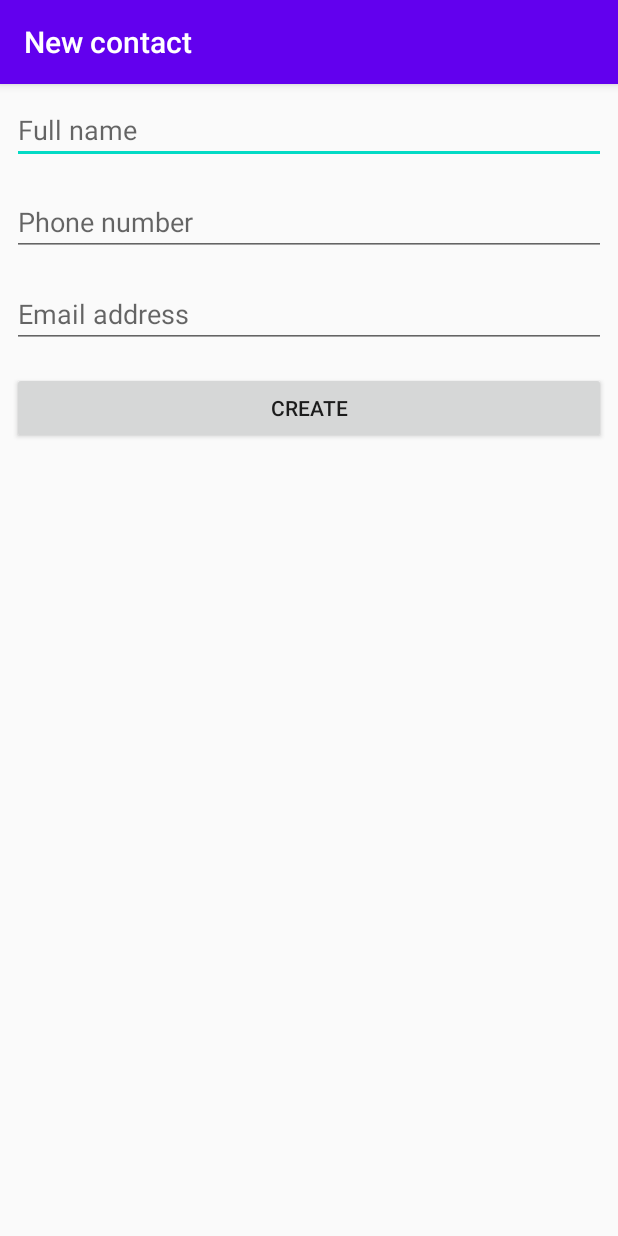
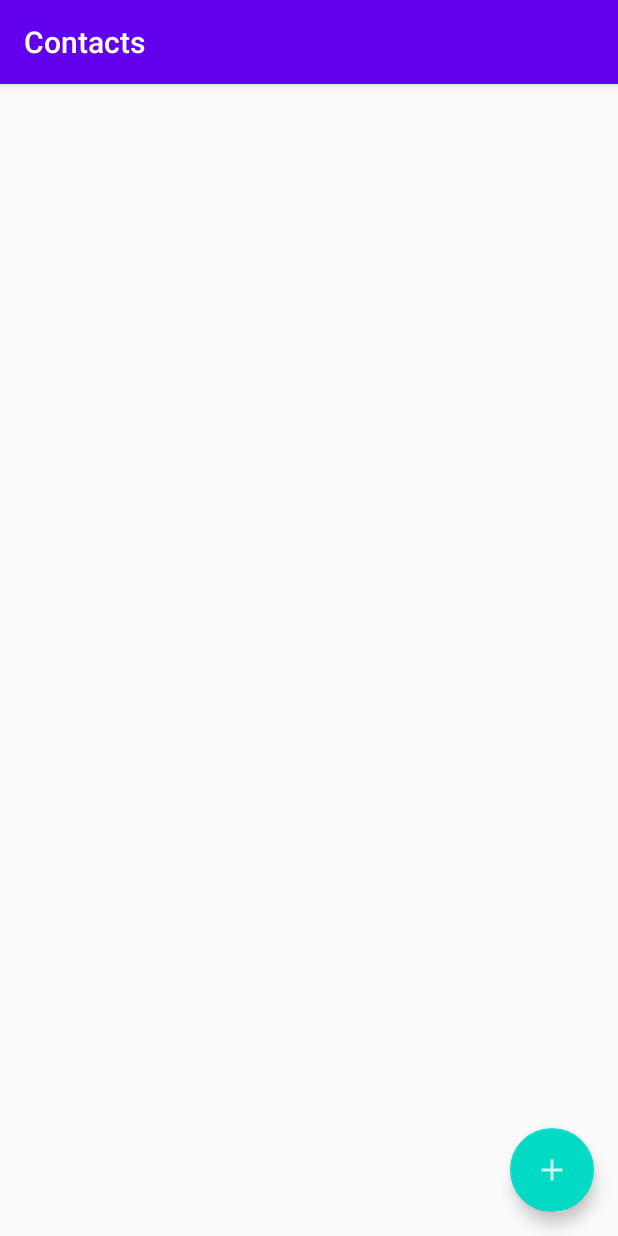
Before and after one commit to afonsodemori/study-java-contacts, an Android app: the screen it shows after launch (ContactCreateActivity before the commit, ContactsListActivity after it), on a phone screen of 412 x 824 dp. Run offline under Robolectric (Android 15) with nearby library versions, the phone set to English and light mode, and no system bars.

Commit message:
Finish creating Contact functionality and fix Activities flow

```diff
--- a/app/src/main/java/dev/afonso/contacts/ui/ContactCreateActivity.java
+++ b/app/src/main/java/dev/afonso/contacts/ui/ContactCreateActivity.java
@@ -1,6 +1,5 @@
 package dev.afonso.contacts.ui;
 
-import android.content.Intent;
 import android.os.Bundle;
 import android.view.View;
 import android.widget.Button;
@@ -32,10 +31,7 @@ public class ContactCreateActivity extends AppCompatActivity {
 
                 ContactDAO.save(contact);
 
-                startActivity(new Intent(
-                        ContactCreateActivity.this,
-                        ContactsListActivity.class
-                ));
+                finish();
             }
         });
     }
--- a/app/src/main/java/dev/afonso/contacts/ui/ContactsListActivity.java
+++ b/app/src/main/java/dev/afonso/contacts/ui/ContactsListActivity.java
@@ -1,11 +1,15 @@
 package dev.afonso.contacts.ui;
 
+import android.content.Intent;
 import android.os.Bundle;
+import android.view.View;
 import android.widget.ArrayAdapter;
 import android.widget.ListView;
 
 import androidx.annotation.Nullable;
 import androidx.appcompat.app.AppCompatActivity;
+
+import com.google.android.material.floatingactionbutton.FloatingActionButton;
 
 import dev.afonso.contacts.R;
 import dev.afonso.contacts.dao.ContactDAO;
@@ -16,6 +20,17 @@ public class ContactsListActivity extends AppCompatActivity {
         super.onCreate(savedInstanceState);
         setContentView(R.layout.activity_contacts_list);
 
+        ((FloatingActionButton) findViewById(R.id.activity_main_fab_add)).setOnClickListener(new View.OnClickListener() {
+            @Override
+            public void onClick(View v) {
+                startActivity(new Intent(ContactsListActivity.this, ContactCreateActivity.class));
+            }
+        });
+    }
+
+    @Override
+    protected void onResume() {
+        super.onResume();
         ListView contactsList = findViewById(R.id.activity_contacts_list_listView);
         contactsList.setAdapter(new ArrayAdapter<>(this, android.R.layout.simple_list_item_1, ContactDAO.all()));
     }
```
Also changed, not shown: app/src/main/AndroidManifest.xml (+1 -7 lines).
